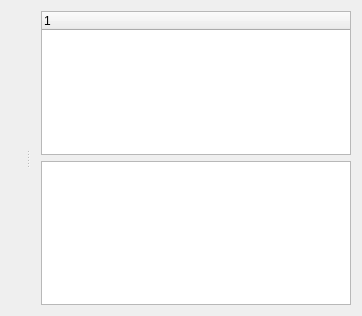
Before: the Qt Designer form plugin_drawer/view_plugin_drawer.ui in song-kang/SKHMIProject, drawn with Qt 5.
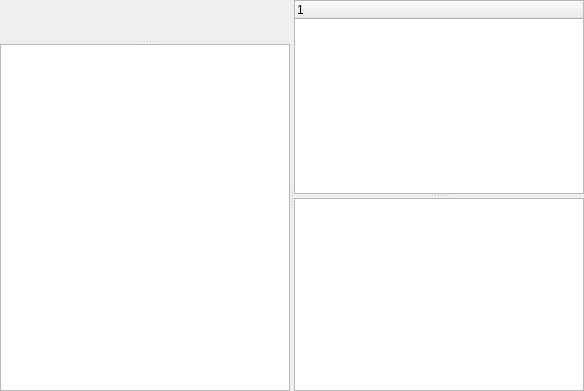
After: the same form once the commit is applied. Custom widgets are drawn as their Qt base class.

```diff
--- a/plugin_drawer/view_plugin_drawer.ui
+++ b/plugin_drawer/view_plugin_drawer.ui
@@ -6,8 +6,8 @@
    <rect>
     <x>0</x>
     <y>0</y>
-    <width>362</width>
-    <height>316</height>
+    <width>584</width>
+    <height>391</height>
    </rect>
   </property>
   <property name="windowTitle">
@@ -18,16 +18,23 @@
     <number>0</number>
    </property>
    <item row="0" column="0">
-    <widget class="QSplitter" name="splitter">
+    <widget class="QSplitter" name="splitter_3">
      <property name="orientation">
       <enum>Qt::Horizontal</enum>
      </property>
+     <widget class="QSplitter" name="splitter_2">
+      <property name="orientation">
+       <enum>Qt::Vertical</enum>
+      </property>
      <widget class="QWidget" name="gridLayoutWidget">
       <layout class="QGridLayout" name="gridLayoutCentral"/>
      </widget>
-     <widget class="QWidget" name="">
-      <layout class="QVBoxLayout" name="verticalLayout">
-       <item>
+      <widget class="QTableWidget" name="tableWidget_2"/>
+     </widget>
+     <widget class="QSplitter" name="splitter">
+      <property name="orientation">
+       <enum>Qt::Vertical</enum>
+      </property>
         <widget class="QTreeWidget" name="treeWidget">
          <column>
           <property name="text">
@@ -35,11 +42,7 @@
           </property>
          </column>
         </widget>
-       </item>
-       <item>
         <widget class="QTableWidget" name="tableWidget"/>
-       </item>
-      </layout>
      </widget>
     </widget>
    </item>
```
Left out of the diff: 2 changed lines with no effect on the pictures. Lines whose indentation alone changed are shown as unchanged.
